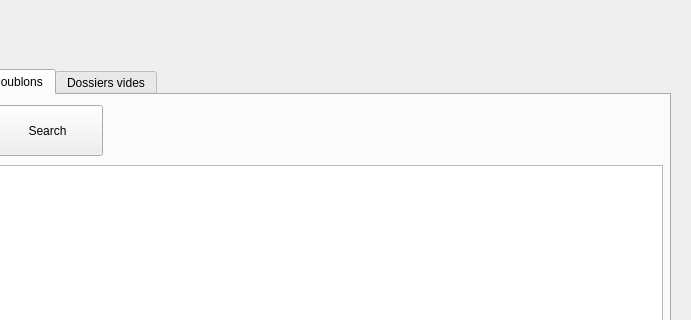
This is org/orgview.ui in relefebvre/organizer as Qt 5 draws it before an edit; both pictures show x 309 to 1000 and y 0 to 320 of the 1000 by 759 pixel window. The edited form follows.
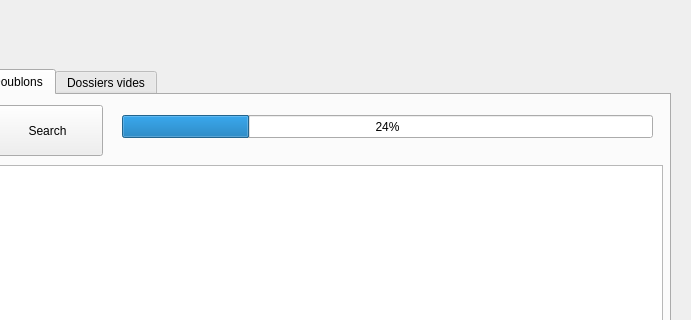
This is the edited form.

Patch:
```diff
--- a/org/orgview.ui
+++ b/org/orgview.ui
@@ -101,6 +101,19 @@
         <bool>true</bool>
        </attribute>
       </widget>
+      <widget class="QProgressBar" name="progressBarDouble">
+       <property name="geometry">
+        <rect>
+         <x>140</x>
+         <y>20</y>
+         <width>531</width>
+         <height>23</height>
+        </rect>
+       </property>
+       <property name="value">
+        <number>24</number>
+       </property>
+      </widget>
      </widget>
      <widget class="QWidget" name="tab">
       <attribute name="title">
```
Left out of the diff: 2 changed lines with no effect on the pictures.
